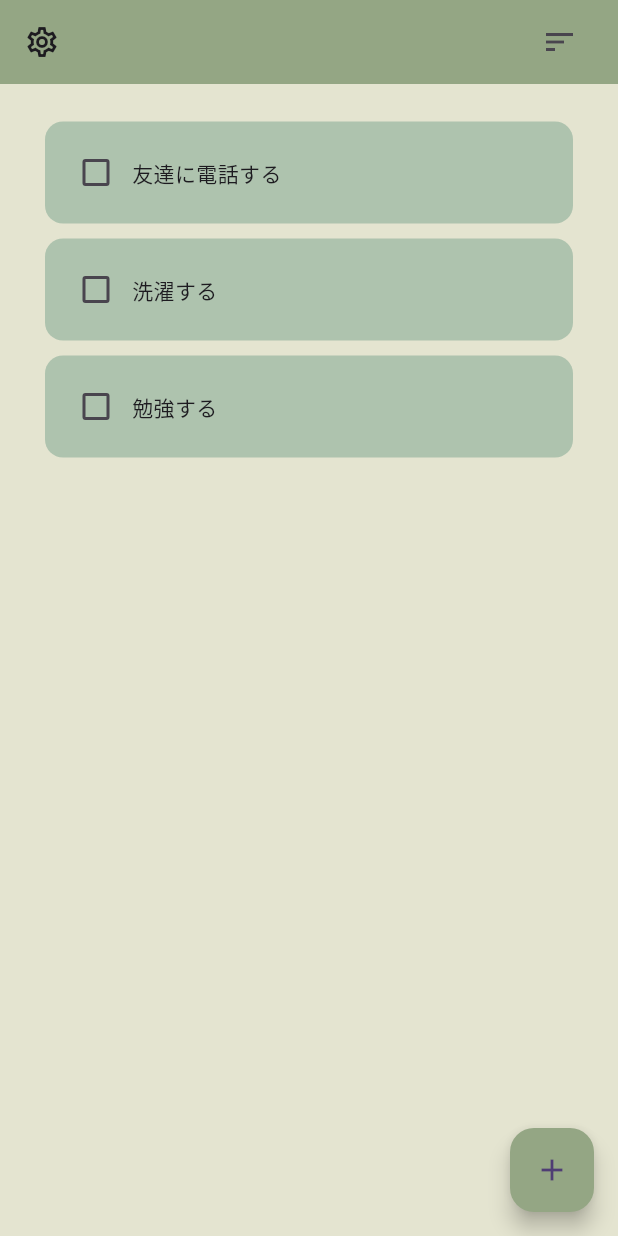
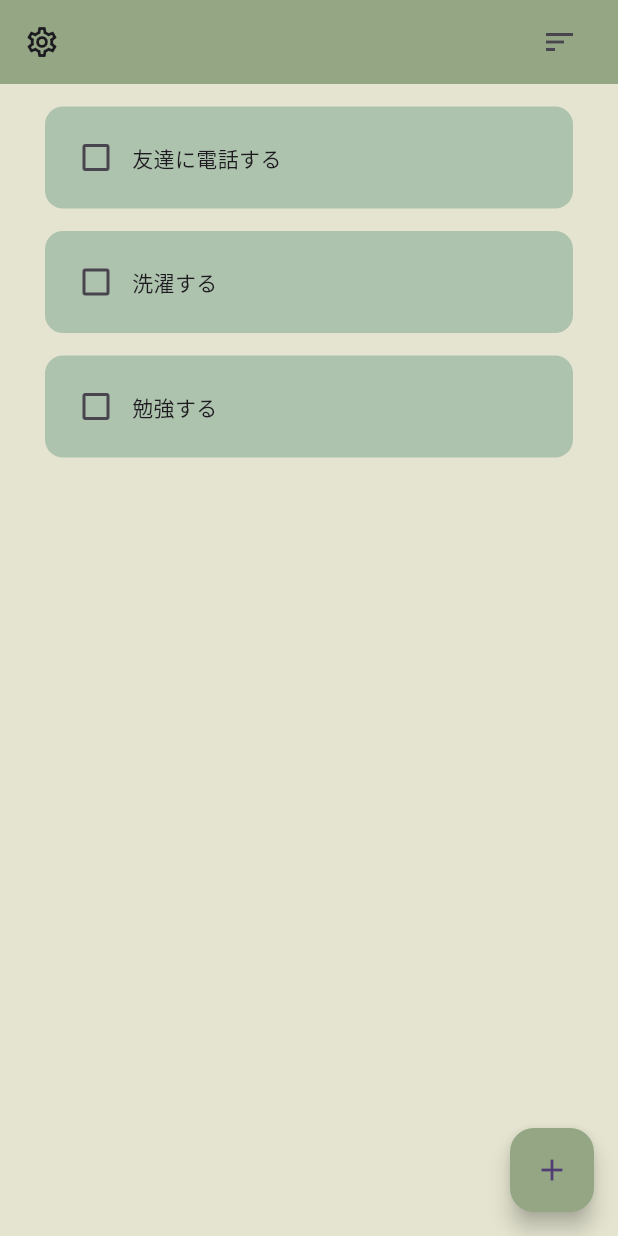
Before and after one commit to ten66/simple_todo_app, a Flutter app: the screen it shows after launch, on a phone screen of 412 x 824 dp. Run offline on Flutter 3.47's test engine with Material 2 defaults, Android fonts, the phone set to English and light mode, and no system bars.

Commit message:
style: #1 paddingの調整

```diff
--- a/lib/pages/home_page.dart
+++ b/lib/pages/home_page.dart
@@ -46,7 +46,7 @@ class _HomePageState extends State<HomePage> {
       //   child: Text('No Task!!'),
       // ),
       body: Padding(
-        padding: const EdgeInsets.all(20),
+        padding: const EdgeInsets.symmetric(horizontal: 20),
         child: ListView.builder(
           itemCount: taskList.length,
           itemBuilder: (context, index) => TaskCard(
--- a/lib/widgets/task_card.dart
+++ b/lib/widgets/task_card.dart
@@ -16,7 +16,7 @@ class TaskCard extends StatelessWidget {
   @override
   Widget build(BuildContext context) {
     return Padding(
-      padding: const EdgeInsets.symmetric(vertical: 5, horizontal: 10),
+      padding: const EdgeInsets.only(top: 15, right: 10, left: 10),
       child: Container(
         padding: const EdgeInsets.all(10),
         decoration: BoxDecoration(
```
